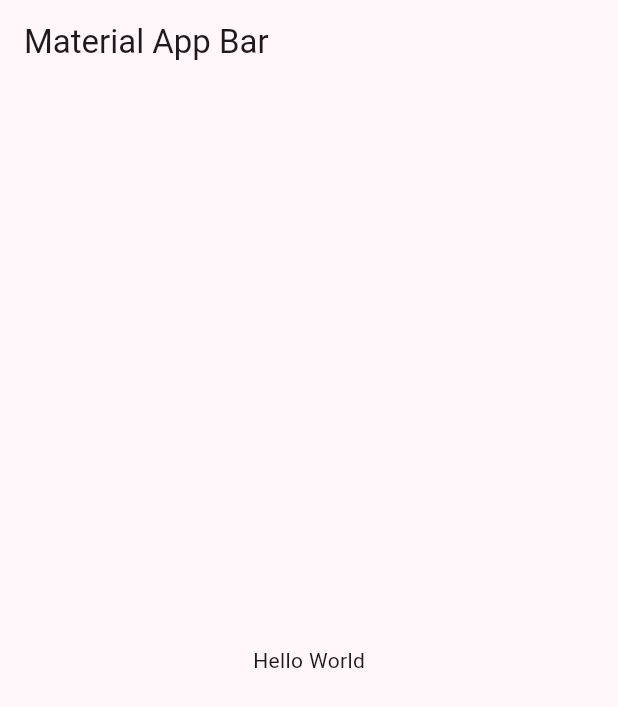
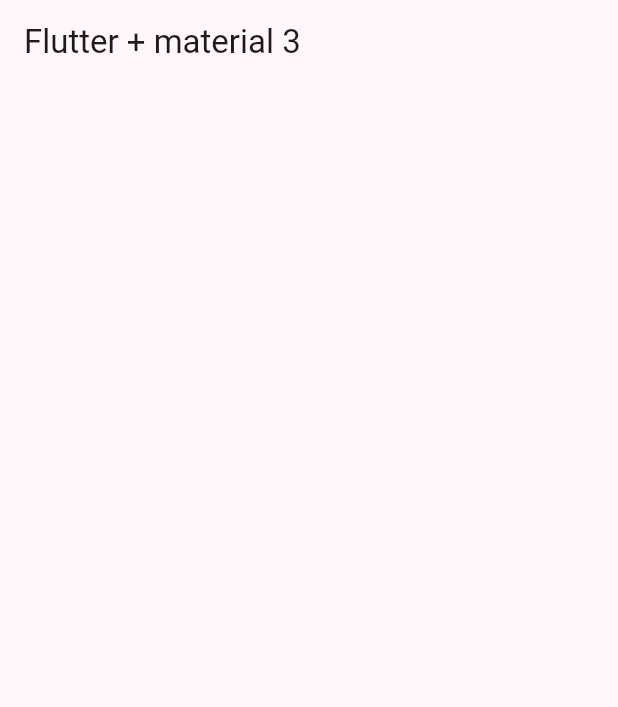
Before and after one commit to neryad/widgtes_app, a Flutter app: the screen it shows after launch, on a phone screen of 412 x 824 dp. Shown: the top 707 px of the screen. Run offline on Flutter 3.47's test engine with Material 2 defaults, Android fonts, the phone set to English and light mode, and no system bars.

Commit message:
midificate appBar styles

```diff
--- a/lib/config/theme/app_theme.dart
+++ b/lib/config/theme/app_theme.dart
@@ -20,6 +20,8 @@
         assert(selectedColor < colorList.length,
             'Selected color most less or equal that ${colorList.length}');
 
-  ThemeData getTheme() =>
-      ThemeData(useMaterial3: true, colorSchemeSeed: colorList[selectedColor]);
+  ThemeData getTheme() => ThemeData(
+      useMaterial3: true,
+      colorSchemeSeed: colorList[selectedColor],
+      appBarTheme: const AppBarTheme(centerTitle: false));
 }
--- a/lib/main.dart
+++ b/lib/main.dart
@@ -1,6 +1,7 @@
 import 'package:flutter/material.dart';
 import 'package:flutter/material.dart';
 import 'package:widgtes_app/config/theme/app_theme.dart';
+import 'package:widgtes_app/presentation/screens/home/home_screen.dart';
 
 void main() => runApp(const MyApp());
 
@@ -10,17 +11,9 @@
   @override
   Widget build(BuildContext context) {
     return MaterialApp(
-      debugShowCheckedModeBanner: false,
-      theme: AppTheme(selectedColor: 4).getTheme(),
-      title: 'Material App',
-      home: Scaffold(
-        appBar: AppBar(
-          title: const Text('Material App Bar'),
-        ),
-        body: const Center(
-          child: Text('Hello World'),
-        ),
-      ),
-    );
+        debugShowCheckedModeBanner: false,
+        theme: AppTheme(selectedColor: 4).getTheme(),
+        title: 'Material App',
+        home: const HomeScreen());
   }
 }
--- /dev/null
+++ b/lib/presentation/screens/home/home_screen.dart
@@ -0,0 +1,14 @@
+import 'package:flutter/material.dart';
+
+class HomeScreen extends StatelessWidget {
+  const HomeScreen({super.key});
+
+  @override
+  Widget build(BuildContext context) {
+    return Scaffold(
+      appBar: AppBar(
+        title: const Text('Flutter + material 3'),
+      ),
+    );
+  }
+}
```
Also changed, not shown: lib/config/menu/menu_items.dart (added, +27 -0 lines).
